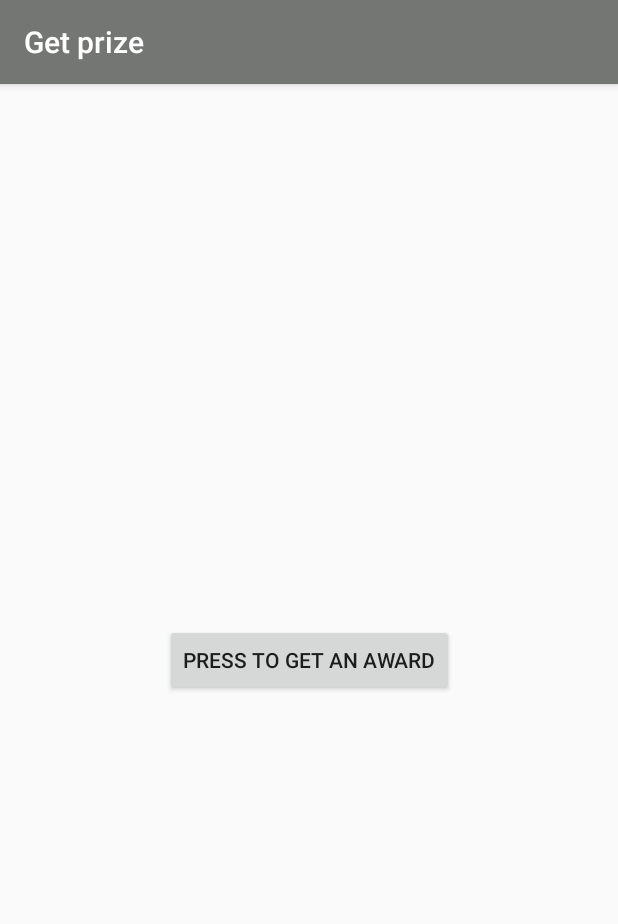
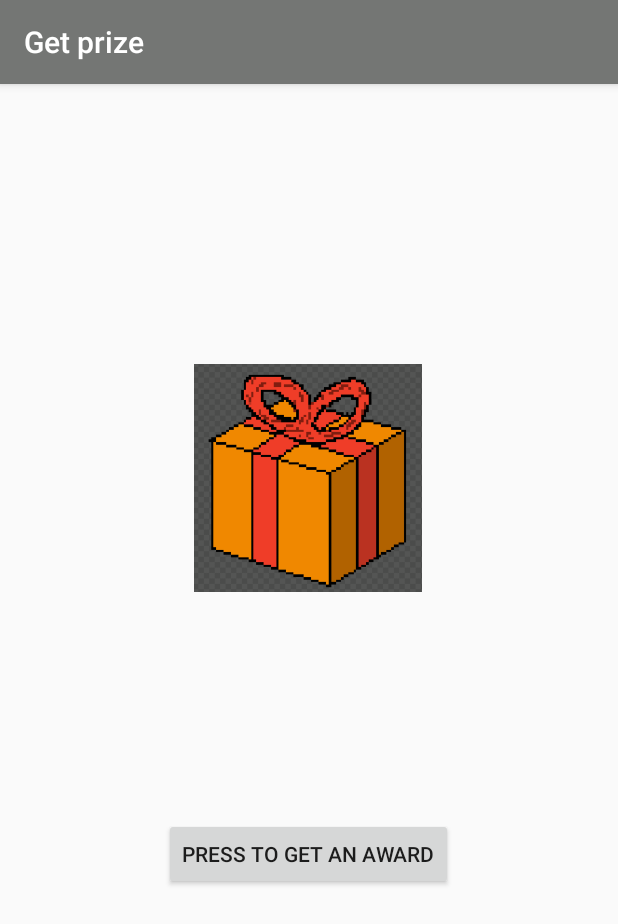
Before and after one commit to ALUGratka/Conquerors, an Android app: the EverydayPrizeActivity screen opened directly, with no data from a screen before it, on a phone screen of 412 x 824 dp. Shown: the top 924 px of the screen. Run offline under Robolectric (Android 15) with nearby library versions, the phone set to English and light mode, and no system bars; our stand-ins replace ButterKnife; libraries missing offline, so code that uses them is left out: rx.android.schedulers, rx.schedulers, rx.subscriptions.

Commit message:
everydayPrize - after

```diff
--- a/presentation/src/main/java/pl/conquerors/app/navigation/Navigator.java
+++ b/presentation/src/main/java/pl/conquerors/app/navigation/Navigator.java
@@ -21,9 +21,5 @@ public class Navigator {
         context.startActivity(LoginActivity.getStartingIntents(context));
     }
 
-    public static void startEverydayPrize(Context context) {
-        context.startActivity(EverydayPrizeActivity.getStartingIntents(context));
-    }
-
     //TODO startRegistration, startLogin
 }
--- a/presentation/src/main/java/pl/conquerors/app/view/everydayPrize/EverydayPrizeActivity.java
+++ b/presentation/src/main/java/pl/conquerors/app/view/everydayPrize/EverydayPrizeActivity.java
@@ -4,7 +4,9 @@ import android.content.Context;
 import android.content.Intent;
 import android.os.Bundle;
 import android.support.annotation.Nullable;
+import android.widget.Toast;
 
+import butterknife.OnClick;
 import pl.conquerors.app.R;
 import pl.conquerors.app.base.BaseActivity;
 import pl.conquerors.app.domain.interactor.everydayPrize.EverydayPrizeUseCase;
@@ -41,6 +43,18 @@ public class EverydayPrizeActivity extends BaseActivity implements EverydayPrize
 
     @Override
     public void getPrize() {
+        showPrizeView(100);
+    }
+
+    @OnClick(R.id.prizeButton)
+    public void onPrizeButtonClicked() {
+        getPrize();
+    }
+
+    @Override
+    public void showPrizeView(Integer points) {
+        Toast.makeText(this, getString(R.string.info_got_gift, points), Toast.LENGTH_SHORT).show();
         Navigator.startHome(this);
     }
+
 }
--- a/presentation/src/main/java/pl/conquerors/app/view/everydayPrize/EverydayPrizeView.java
+++ b/presentation/src/main/java/pl/conquerors/app/view/everydayPrize/EverydayPrizeView.java
@@ -4,4 +4,5 @@ import pl.conquerors.app.base.BaseView;
 
 public interface EverydayPrizeView extends BaseView {
     void getPrize();
+    void showPrizeView(Integer points);
 }
--- a/presentation/src/main/res/layout/activity_everyday_prize.xml
+++ b/presentation/src/main/res/layout/activity_everyday_prize.xml
@@ -2,16 +2,33 @@
 <android.support.constraint.ConstraintLayout
     xmlns:android="http://schemas.android.com/apk/res/android"
     xmlns:app="http://schemas.android.com/apk/res-auto"
+    xmlns:tools="http://schemas.android.com/tools"
     android:layout_width="match_parent"
     android:layout_height="match_parent">
 
     <Button
-        android:id="@+id/button"
+        android:id="@+id/prizeButton"
         android:layout_width="wrap_content"
         android:layout_height="wrap_content"
         android:text="@string/action_everyday_prize"
         app:layout_constraintBottom_toBottomOf="parent"
         app:layout_constraintEnd_toEndOf="parent"
+        app:layout_constraintHorizontal_bias="0.497"
         app:layout_constraintStart_toStartOf="parent"
-        app:layout_constraintTop_toTopOf="parent" />
+        app:layout_constraintTop_toTopOf="parent"
+        app:layout_constraintVertical_bias="0.68" />
+
+    <ImageView
+        android:id="@+id/imageView2"
+        android:layout_width="156dp"
+        android:layout_height="152dp"
+        android:layout_marginTop="113dp"
+        android:layout_marginBottom="77dp"
+        android:contentDescription="@string/present_image"
+        app:layout_constraintBottom_toTopOf="@+id/prizeButton"
+        app:layout_constraintEnd_toEndOf="parent"
+        app:layout_constraintHorizontal_bias="0.498"
+        app:layout_constraintStart_toStartOf="parent"
+        app:layout_constraintTop_toTopOf="parent"
+        app:srcCompat="@drawable/present" />
 </android.support.constraint.ConstraintLayout>
--- a/presentation/src/main/res/values/strings.xml
+++ b/presentation/src/main/res/values/strings.xml
@@ -33,6 +33,8 @@
 
     <!-- Get everyday prize -->
     <string name="action_everyday_prize">Press to get an award</string>
+    <string name="present_image">Image of a present</string>
+    <string name="info_got_gift">You have been gifted %1$d points</string>
 
     <!-- Errors -->
     <string name="error_invalid_email">This email address is invalid</string>
```
Also changed, not shown: presentation/src/main/res/drawable-v24/present.png (added), 1 other file.
